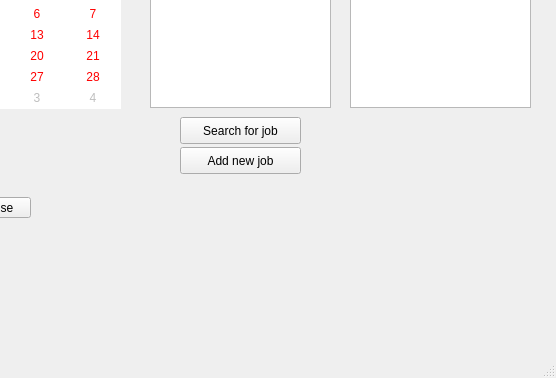
Before: the Qt Designer form dialogs/main/MainWindow.ui in supermaximo93/Computing_Project, drawn with Qt 5; both pictures show x 340 to 896 and y 120 to 498 of the 896 by 498 pixel window.
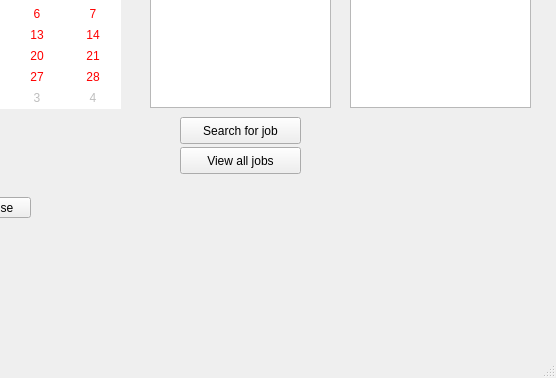
After: the same form once the commit is applied.

```diff
--- a/dialogs/main/MainWindow.ui
+++ b/dialogs/main/MainWindow.ui
@@ -297,7 +297,7 @@
      </rect>
     </property>
     <property name="text">
-     <string>Add new job</string>
+     <string>View all jobs</string>
     </property>
    </widget>
   </widget>
```
